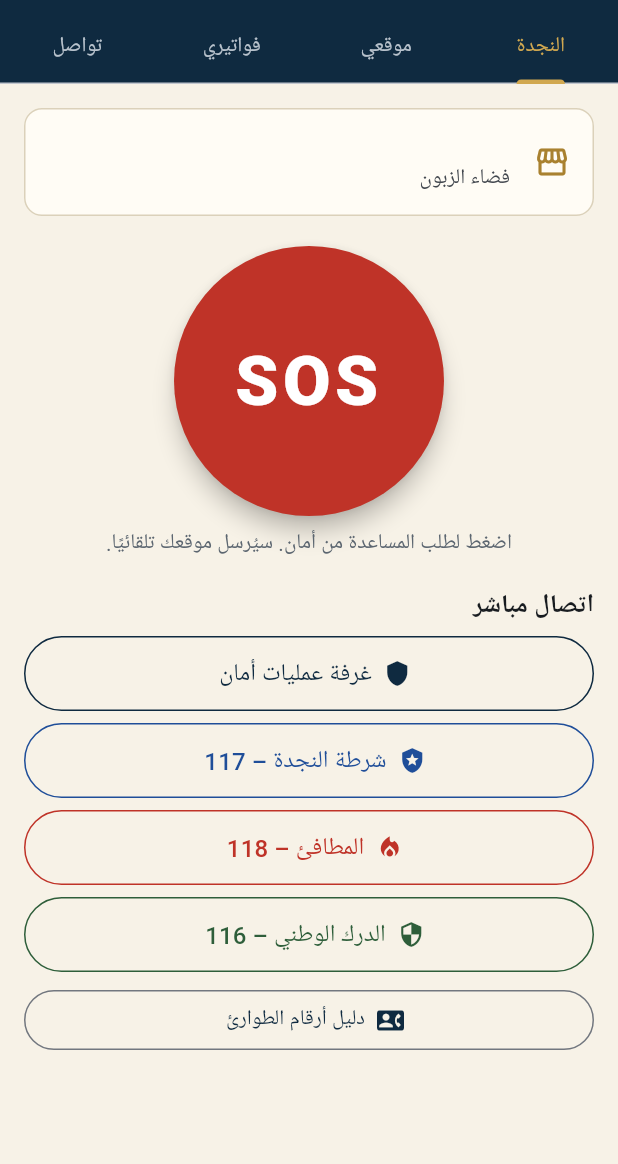
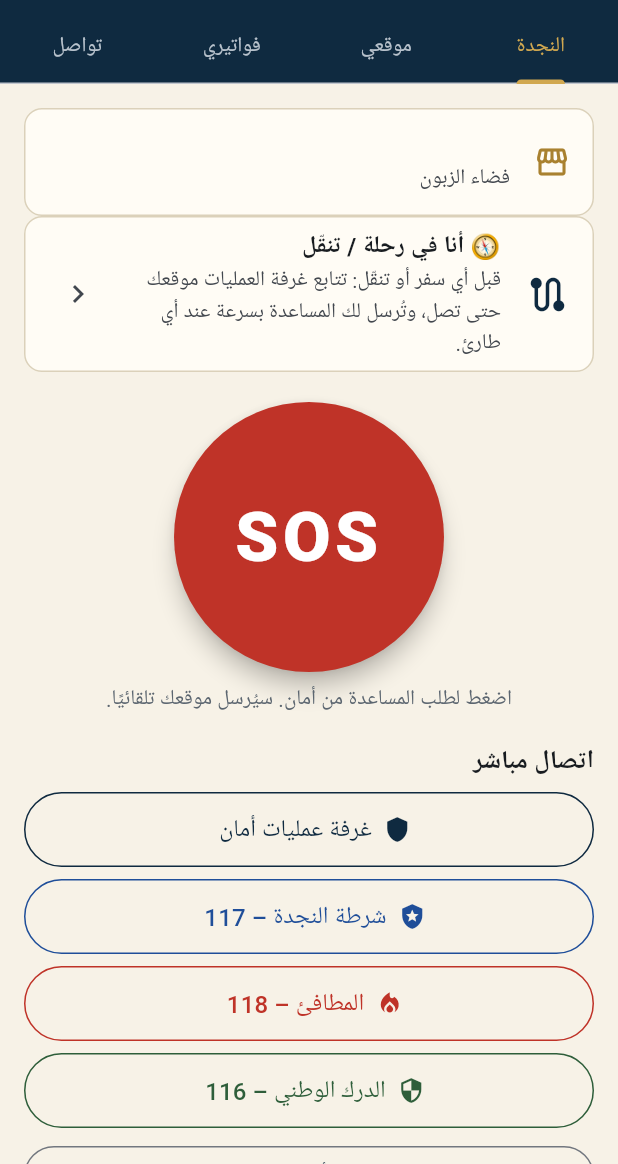
Before and after one commit to amane-securte/Amane-app, a Flutter app: the ClientHome screen opened directly with empty values, on a phone screen of 412 x 824 dp, the part 72-1236 px from its top. Run offline on Flutter 3.47's test engine with Material 3 defaults, Android fonts, the phone set to English and light mode, and no system bars; our stand-ins replace audioplayers, cloud_firestore, firebase_auth, firebase_core, firebase_messaging, flutter_map and 7 more; missing offline and left inert: excel; accounts and stored records are empty.

Commit message:
Client « Je suis en route » : suivi du trajet par la salle de contrôle jusqu'à l'arrivée
Co-Authored-By: Claude Opus 5.5 <noreply@anthropic.com>
Claude-Session: https://claude.ai/code/session_01UYEBewcUjhufSTrjdFXhfa

```diff
--- a/lib/client_home.dart
+++ b/lib/client_home.dart
@@ -11,6 +11,7 @@ import 'notify.dart';
 import 'client_site.dart';
 import 'messages.dart';
 import 'theme.dart';
+import 'trips.dart';
 import 'widgets.dart';
 
 /// Besoins qu'un client peut signaler, dans l'ordre d'affichage.
@@ -292,6 +293,8 @@ class _ClientHomeState extends State<ClientHome> {
                     subtitle: Text(me.siteName.isEmpty ? t('client_space') : me.siteName),
                   ),
                 ),
+                // Protection aussi pendant les déplacements du client.
+                TripCard(t: t, me: me),
                 const SizedBox(height: 20),
                 Center(
                   child: SizedBox(
--- a/lib/i18n.dart
+++ b/lib/i18n.dart
@@ -50,6 +50,21 @@ class T {
       'alert_no_gps_unknown': 'بلا موقع: نسخة قديمة من التطبيق أو GPS مغلق. اتصل بالمرسل.',
       'alert_late_fix': 'وصل الموقع بعد الإنذار.',
       'map_site_fallback': 'عنوان الموقع المسجّل',
+      'trip_start': '🧭 أنا في رحلة / تنقّل',
+      'trip_hint': 'قبل أي سفر أو تنقّل: تتابع غرفة العمليات موقعك حتى تصل، وتُرسل لك المساعدة بسرعة عند أي طارئ.',
+      'trip_to': 'الوجهة',
+      'trip_to_hint': 'مثال: نواكشوط ← أطار',
+      'trip_go': 'ابدأ الرحلة',
+      'trip_on': 'رحلة جارية إلى: {d}',
+      'trip_since': 'منذ {t}',
+      'trip_last': 'آخر موقع {t}',
+      'trip_tracked': 'موقعك يُرسل لغرفة العمليات حتى تضغط «وصلت».',
+      'trip_arrived': 'وصلت بالسلامة',
+      'trip_ended': 'الحمد لله على السلامة. توقفت المتابعة.',
+      'trip_track_title': 'أمان: رحلة جارية',
+      'trip_track_text': 'غرفة العمليات تتابع موقعك حتى تصل.',
+      'trips_title': '🧭 رحلات الزبائن الجارية ({n})',
+      'chime_trip': '🧭 بدأ رحلة: 👤 {n} ← {d}',
       'near_mobile': 'أقرب الحراس المتنقلين في الخدمة:',
       'near_km': 'على بعد {k} كم · آخر موقع {t}',
       'ty_accident': 'حادث سير',
@@ -595,6 +610,21 @@ class T {
       'alert_no_gps_unknown': "Sans position : ancienne version de l'appli ou GPS désactivé. Appelez l'expéditeur.",
       'alert_late_fix': "Position reçue après l'alerte.",
       'map_site_fallback': 'Adresse enregistrée du site',
+      'trip_start': '🧭 Je suis en route',
+      'trip_hint': "Avant un voyage ou un déplacement : la salle de contrôle suit votre position jusqu'à l'arrivée et envoie de l'aide vite en cas de problème.",
+      'trip_to': 'Destination',
+      'trip_to_hint': 'Ex. : Nouakchott → Atar',
+      'trip_go': 'Commencer le trajet',
+      'trip_on': 'Trajet en cours vers : {d}',
+      'trip_since': 'depuis {t}',
+      'trip_last': 'dernière position {t}',
+      'trip_tracked': 'Votre position est envoyée à la salle de contrôle jusqu\'à « Je suis arrivé ».',
+      'trip_arrived': 'Je suis bien arrivé',
+      'trip_ended': 'Bienvenue ! Le suivi est arrêté.',
+      'trip_track_title': 'AMANE : trajet en cours',
+      'trip_track_text': "La salle de contrôle suit votre position jusqu'à l'arrivée.",
+      'trips_title': '🧭 Trajets clients en cours ({n})',
+      'chime_trip': '🧭 Départ : 👤 {n} → {d}',
       'near_mobile': 'Agents itinérants en service les plus proches :',
       'near_km': 'à {k} km · dernière position {t}',
       'ty_accident': 'Accident de la route',
--- /dev/null
+++ b/lib/trips.dart
@@ -0,0 +1,213 @@
+import 'dart:async';
+
+import 'package:cloud_firestore/cloud_firestore.dart';
+import 'package:flutter/material.dart';
+
+import 'data.dart';
+import 'geo.dart';
+import 'i18n.dart';
+import 'theme.dart';
+import 'tracking.dart';
+import 'widgets.dart';
+
+/// Déplacement d'un client (« Je suis en route ») : position suivie pendant le
+/// trajet seulement, à sa demande, visible par la salle de contrôle.
+class TripDoc {
+  TripDoc(this.id, Map<String, dynamic> m)
+      : uid = m['uid'] is String ? m['uid'] as String : '',
+        name = m['name'] is String ? m['name'] as String : '',
+        phone = m['phone'] is String ? m['phone'] as String : '',
+        to = m['to'] is String ? m['to'] as String : '',
+        startAt = m['startAt'] is Timestamp ? (m['startAt'] as Timestamp).toDate() : DateTime.now(),
+        lastAt = m['lastAt'] is Timestamp ? (m['lastAt'] as Timestamp).toDate() : null,
+        lastFix = Fix.read(m, 'last') ?? Fix.read(m, 'start');
+  final String id, uid, name, phone, to;
+  final DateTime startAt;
+  final DateTime? lastAt;
+  final Fix? lastFix;
+}
+
+Query<Map<String, dynamic>> activeTrips() => db.collection('trips').where('active', isEqualTo: true);
+
+/// Carte « Je suis en route » de l'écran client.
+class TripCard extends StatefulWidget {
+  const TripCard({super.key, required this.t, required this.me});
+  final T t;
+  final UserDoc me;
+  @override
+  State<TripCard> createState() => _TripCardState();
+}
+
+class _TripCardState extends State<TripCard> {
+  T get t => widget.t;
+  late final Stream<QueryMap> _mine =
+      db.collection('trips').where('uid', isEqualTo: widget.me.id).where('active', isEqualTo: true).snapshots();
+  var _busy = false;
+
+  void _track(TripDoc? trip) {
+    final tr = ShiftTracker.instance;
+    if (trip != null) {
+      tr.start(trip.id,
+          title: t('trip_track_title'), text: t('trip_track_text'), mobile: true, collection: 'trips');
+    } else if (tr.running && tr.collection == 'trips') {
+      tr.stop();
+    }
+  }
+
+  Future<void> _start() async {
+    final to = TextEditingController();
+    final ok = await showDialog<bool>(
+      context: context,
+      builder: (ctx) => AlertDialog(
+        icon: const Icon(Icons.route, color: navy, size: 36),
+        title: Text(t('trip_start')),
+        content: Column(mainAxisSize: MainAxisSize.min, children: [
+          Text(t('trip_hint'), style: const TextStyle(color: muted)),
+          const SizedBox(height: 8),
+          TextField(
+            controller: to,
+            autofocus: true,
+            decoration: InputDecoration(labelText: t('trip_to'), hintText: t('trip_to_hint')),
+          ),
+        ]),
+        actions: [
+          TextButton(onPressed: () => Navigator.pop(ctx, false), child: Text(t('cancel'))),
+          FilledButton(onPressed: () => Navigator.pop(ctx, true), child: Text(t('trip_go'))),
+        ],
+      ),
+    );
+    if (ok != true || !mounted) return;
+    setState(() => _busy = true);
+    final r = await getFix(seconds: 15);
+    try {
+      await db.collection('trips').add({
+        'uid': widget.me.id,
+        'name': widget.me.name,
+        'phone': widget.me.phone,
+        'to': to.text.trim(),
+        'active': true,
+        'startAt': Timestamp.now(),
+        if (r.fix != null) ...r.fix!.write('start'),
+        if (r.fix != null) ...r.fix!.write('last'),
+        if (r.fix != null) 'lastAt': Timestamp.now(),
+      });
+      if (mounted && r.error != null) showGpsError(context, t, r.error!);
+    } catch (e) {
+      if (mounted) snack(context, t('err_generic', {'e': '$e'}), color: danger);
+    }
+    if (mounted) setState(() => _busy = false);
+  }
+
+  Future<void> _end(TripDoc trip) async {
+    setState(() => _busy = true);
+    try {
+      await db.collection('trips').doc(trip.id).update({'active': false, 'endAt': Timestamp.now()});
+      if (mounted) snack(context, t('trip_ended'), color: okGreen);
+    } catch (e) {
+      if (mounted) snack(context, t('err_generic', {'e': '$e'}), color: danger);
+    }
+    if (mounted) setState(() => _busy = false);
+  }
+
+  @override
+  Widget build(BuildContext context) {
+    return StreamBuilder<QueryMap>(
+      stream: _mine,
+      builder: (context, snap) {
+        final docs = snap.data?.docs ?? const [];
+        final trip = docs.isEmpty ? null : TripDoc(docs.first.id, docs.first.data());
+        if (snap.hasData) WidgetsBinding.instance.addPostFrameCallback((_) => _track(trip));
+        if (trip == null) {
+          return Card(
+            child: ListTile(
+              leading: const Icon(Icons.route, color: navy, size: 30),
+              title: Text(t('trip_start'), style: const TextStyle(fontWeight: FontWeight.w600)),
+              subtitle: Text(t('trip_hint')),
+              trailing: _busy
+                  ? const SizedBox(width: 22, height: 22, child: CircularProgressIndicator(strokeWidth: 2))
+                  : const Icon(Icons.chevron_left),
+              onTap: _busy ? null : _start,
+            ),
+          );
+        }
+        return Card(
+          color: const Color(0xFFE8F1EA),
+          child: Padding(
+            padding: const EdgeInsets.all(12),
+            child: Column(crossAxisAlignment: CrossAxisAlignment.start, children: [
+              Row(children: [
+                const Icon(Icons.route, color: okGreen),
+                const SizedBox(width: 6),
+                Expanded(
+                  child: Text(t('trip_on', {'d': trip.to.isEmpty ? '—' : trip.to}),
+                      style: const TextStyle(fontWeight: FontWeight.w700)),
+                ),
+              ]),
+              const SizedBox(height: 4),
+              Text(t('trip_since', {'t': hm(trip.startAt)}), style: const TextStyle(color: muted)),
+              Text(t('trip_tracked'), style: const TextStyle(color: muted, fontSize: 12)),
+              const SizedBox(height: 8),
+              FilledButton.icon(
+                style: FilledButton.styleFrom(backgroundColor: okGreen, minimumSize: const Size.fromHeight(44)),
+                onPressed: _busy ? null : () => _end(trip),
+                icon: const Icon(Icons.check_circle),
+                label: Text(t('trip_arrived')),
+              ),
+            ]),
+          ),
+        );
+      },
+    );
+  }
+}
+
+/// Liste des trajets en cours, pour la salle de contrôle.
+class ActiveTrips extends StatelessWidget {
+  const ActiveTrips({super.key, required this.t});
+  final T t;
+
+  @override
+  Widget build(BuildContext context) {
+    return StreamBuilder<QueryMap>(
+      stream: activeTrips().snapshots(),
+      builder: (context, snap) {
+        final trips = (snap.data?.docs ?? const []).map((d) => TripDoc(d.id, d.data())).toList()
+          ..sort((a, b) => b.startAt.compareTo(a.startAt));
+        if (trips.isEmpty) return const SizedBox.shrink();
+        return Column(crossAxisAlignment: CrossAxisAlignment.start, children: [
+          Padding(
+            padding: const EdgeInsets.only(top: 12, bottom: 6),
+            child: Text(t('trips_title', {'n': '${trips.length}'}),
+                style: const TextStyle(fontSize: 17, fontWeight: FontWeight.w700, color: navy)),
+          ),
+          for (final tr in trips)
+            Card(
+              margin: const EdgeInsets.only(bottom: 8),
+              child: ListTile(
+                leading: const Icon(Icons.route, color: okGreen),
+                title: whoWhere(tr.name, tr.to, client: true),
+                subtitle: Text([
+                  t('trip_since', {'t': hm(tr.startAt)}),
+                  if (tr.lastAt != null) t('trip_last', {'t': hm(tr.lastAt!)}),
+                  if (kmFromNouakchott(tr.lastFix) case final km? when km > inlandKm)
+                    t('inland_pill', {'km': km.round().toString()}),
+                ].join(' · ')),
+                trailing: Row(mainAxisSize: MainAxisSize.min, children: [
+                  if (tr.lastFix != null)
+                    IconButton(
+                      icon: const Icon(Icons.map, color: navy),
+                      onPressed: () => openUrl(tr.lastFix!.mapUrl),
+                    ),
+                  if (tr.phone.isNotEmpty)
+                    IconButton(
+                      icon: const Icon(Icons.phone, color: okGreen),
+                      onPressed: () => openUrl('tel:${tr.phone}'),
+                    ),
+                ]),
+              ),
+            ),
+        ]);
+      },
+    );
+  }
+}
--- a/pubspec.yaml
+++ b/pubspec.yaml
@@ -1,7 +1,7 @@
 name: amane_app
 description: "Application AMANE Sécurité privée – أمان للأمن الخصوصي"
 publish_to: 'none'
-version: 1.0.23+50
+version: 1.0.24+51
 
 environment:
   sdk: '>=3.4.0 <4.0.0'
```
Also changed, not shown: lib/admin_home.dart (+7 -0 lines), lib/consent.dart (+6 -4 lines), lib/tracking.dart (+6 -2 lines), 1 other file.
